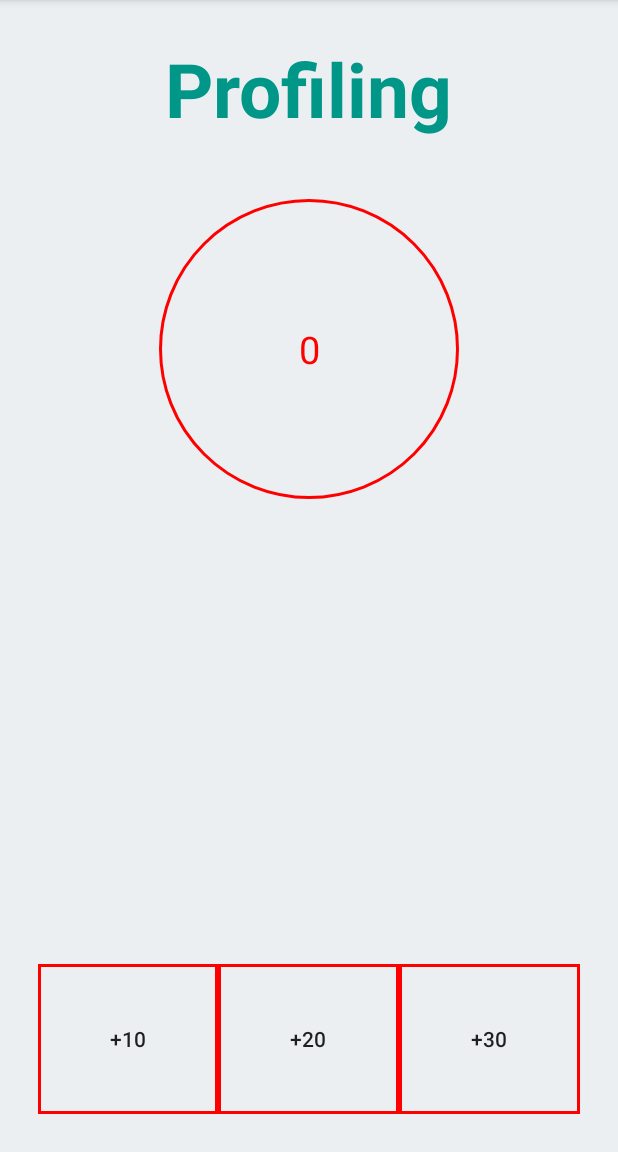
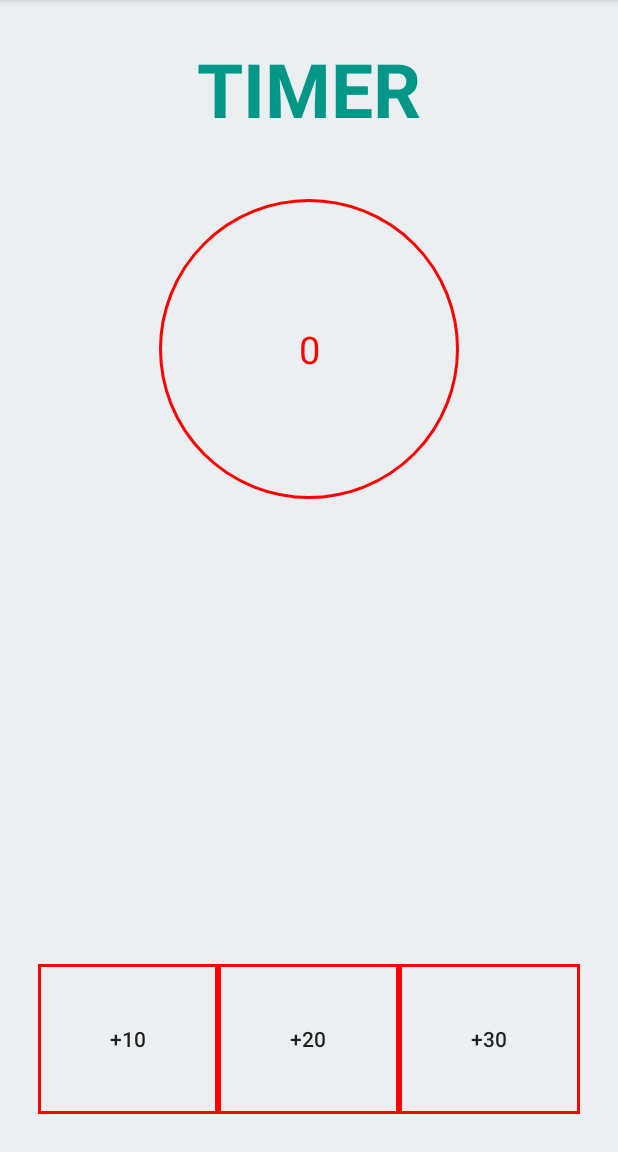
Before and after one commit to PiSolve/GDG-Codelab-Android-Profiler-Sample, an Android app: the screen it shows after launch (MainActivity), in the options menu, after a tap on "Timer", on a phone screen of 412 x 824 dp, the part 84-1236 px from its top. Run offline under Robolectric (Android 15) with nearby library versions, the phone set to English and light mode, and no system bars.

Commit message:
fix , ndk crash

```diff
--- a/app/src/main/java/com/io/extended/profilerexample/MainActivity.kt
+++ b/app/src/main/java/com/io/extended/profilerexample/MainActivity.kt
@@ -207,7 +207,7 @@ class MainActivity : AppCompatActivity() {
         findViewById<RelativeLayout>(R.id.stop_watch_layout).visibility = View.GONE
         findViewById<RelativeLayout>(R.id.timer_layout).visibility = View.VISIBLE
         supportActionBar?.title = "Profiler"
-        sample_text.text = stringFromJNITimer()
+        sample_text.text = "TIMER"
     }
 
     private fun changeToStopWatch() {
@@ -217,7 +217,7 @@ class MainActivity : AppCompatActivity() {
         findViewById<RelativeLayout>(R.id.timer_layout).visibility = View.GONE
         findViewById<RelativeLayout>(R.id.stop_watch_layout).visibility = View.VISIBLE
         supportActionBar?.title = "Profiler"
-        sample_text.text = stringFromJNIStopWatch()
+        sample_text.text = "STOP_WATCH"
     }
 
 
@@ -250,21 +250,5 @@ class MainActivity : AppCompatActivity() {
 
     }
 
-    /**
-     * A native method that is implemented by the 'native-lib' native library,
-     * which is packaged with this application.
-     */
-    external fun stringFromJNIStopWatch(): String
-
-    external fun stringFromJNITimer(): String
-
-    companion object {
-
-        // Used to load the 'native-lib' library on application startup.
-        init {
-            System.loadLibrary("native-lib")
-        }
-    }
-
 
 }
```
